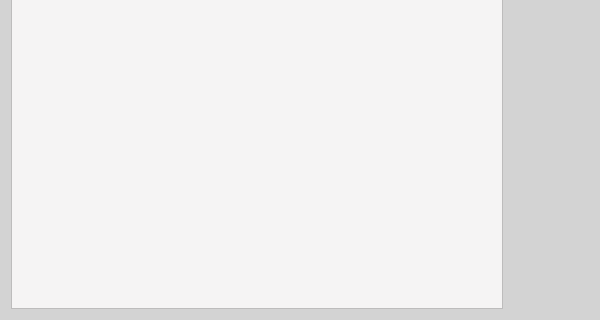
iBridges-for-iRODS/iBridges-GUI, file ibridgesgui/ui_files/rescTree.ui: the form before one commit; both pictures show x 0 to 600 and y 144 to 464 of the 600 by 464 pixel window.
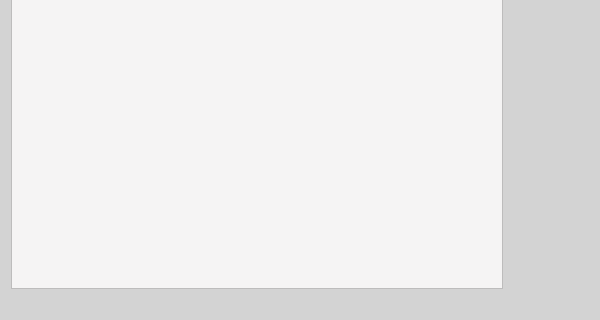
The form after the commit.

Commit message: add type, account for longer loading times

Diff of the .ui file:
```diff
--- a/ibridgesgui/ui_files/rescTree.ui
+++ b/ibridgesgui/ui_files/rescTree.ui
@@ -22,6 +22,12 @@
     selection-color: rgb(245, 244, 244)
 }
 
+QLabel#error_label
+{
+    color: rgb(220, 130, 30);
+}
+
+
 QTreeView
 {
      background-color: rgb(245, 244, 244)
@@ -35,7 +41,18 @@
   </property>
   <layout class="QHBoxLayout" name="horizontalLayout">
    <item>
-    <widget class="QTreeView" name="resc_view"/>
+    <layout class="QVBoxLayout" name="verticalLayout">
+     <item>
+      <widget class="QTreeView" name="resc_view"/>
+     </item>
+     <item>
+      <widget class="QLabel" name="error_label">
+       <property name="text">
+        <string/>
+       </property>
+      </widget>
+     </item>
+    </layout>
    </item>
    <item>
     <widget class="QDialogButtonBox" name="buttonBox">
```
The commit also changes 2 other files.
